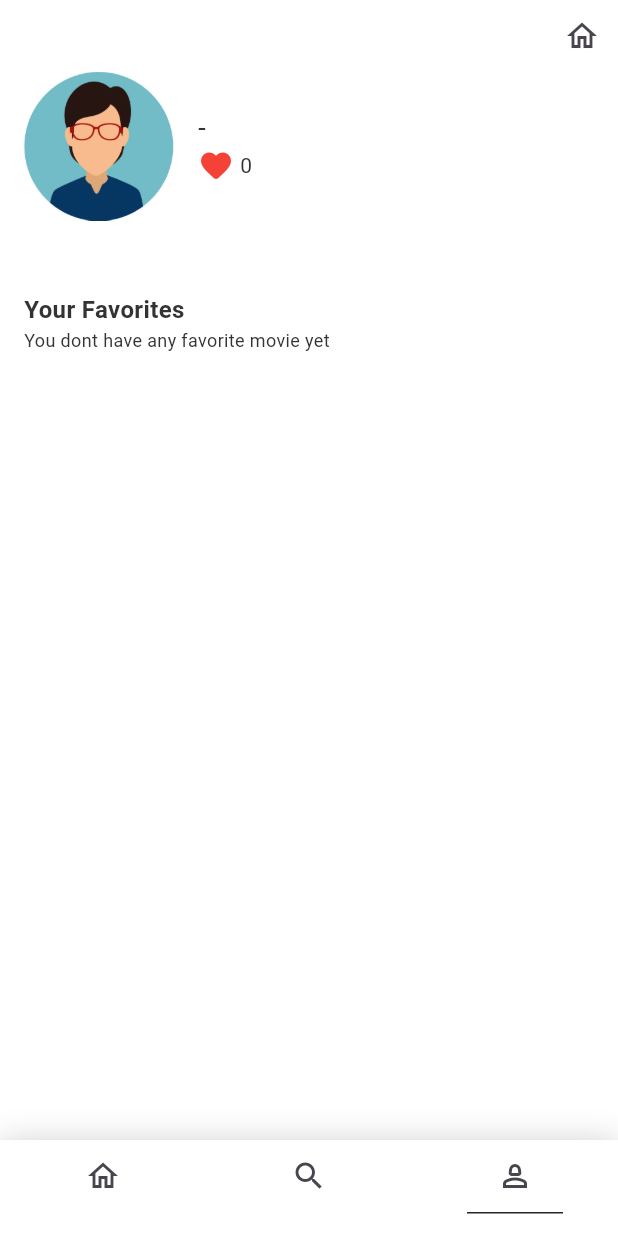
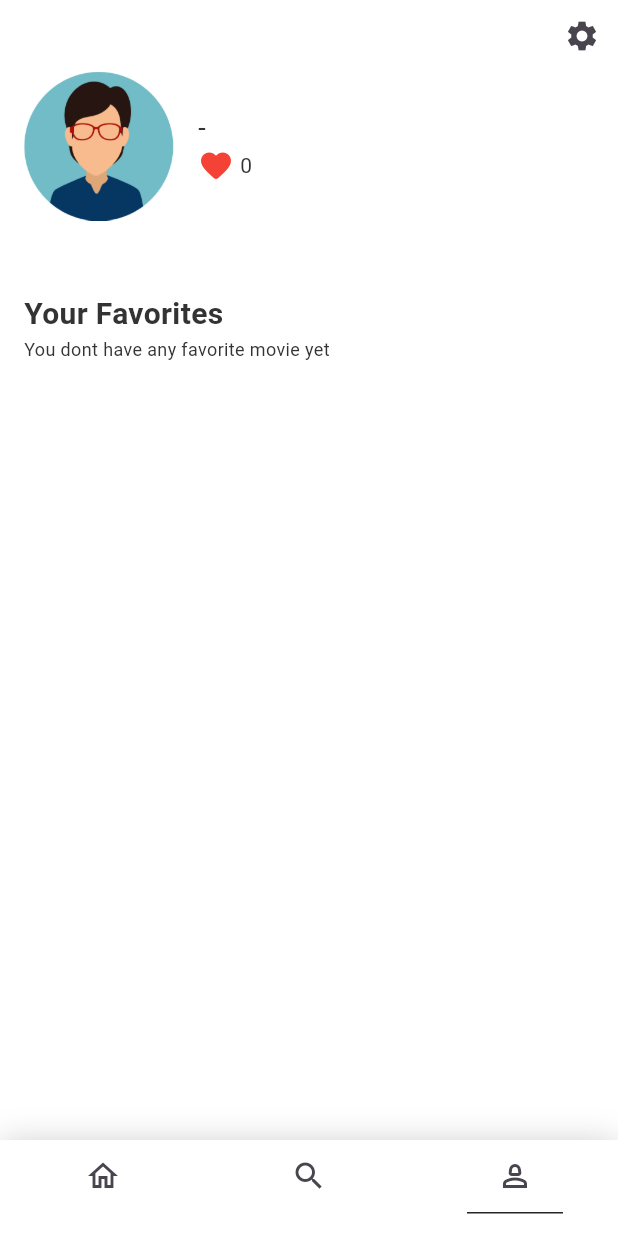
Before and after one commit to SamedHrmn/flumovie, a Flutter app: the FluBottomBarView screen opened directly, swiped to page 3, on a phone screen of 412 x 824 dp. Run offline on Flutter 3.47's test engine with Material 2 defaults, Android fonts, the light colour scheme and no system bars; our stand-ins replace carousel_slider, dio, easy_localization, flutter_bloc, flutter_dotenv, hydrated_bloc and 1 more; generated files the repository leaves out were written again; network calls fail.

Commit message:
fix paddings

```diff
--- a/lib/core/components/base/base_elevated_button.dart
+++ b/lib/core/components/base/base_elevated_button.dart
@@ -1,11 +1,12 @@
 import 'package:flutter/material.dart';
 
 class BaseElevatedButton extends StatelessWidget {
-  const BaseElevatedButton({super.key, required this.child, this.onPressed, this.backgroundColor});
+  const BaseElevatedButton({required this.child, super.key, this.onPressed, this.backgroundColor, this.radius = 12});
 
   final Widget child;
   final VoidCallback? onPressed;
   final Color? backgroundColor;
+  final double radius;
 
   @override
   Widget build(BuildContext context) {
@@ -13,6 +14,9 @@ class BaseElevatedButton extends StatelessWidget {
       onPressed: onPressed,
       style: ElevatedButton.styleFrom(
         backgroundColor: backgroundColor,
+        shape: RoundedRectangleBorder(
+          borderRadius: BorderRadius.circular(radius),
+        ),
       ),
       child: child,
     );
--- a/lib/core/components/custom/flu_icon_button.dart
+++ b/lib/core/components/custom/flu_icon_button.dart
@@ -6,6 +6,7 @@ enum FluIcon {
   back(18),
   home(24),
   search(24),
+  settings(24),
   profile(24);
 
   final double size;
@@ -20,6 +21,8 @@ enum FluIcon {
         return _icon(Icons.home_outlined, color);
       case FluIcon.search:
         return _icon(Icons.search_outlined, color);
+      case FluIcon.settings:
+        return _icon(Icons.settings, color);
       case FluIcon.profile:
         return _icon(Icons.person_2_outlined, color);
     }
--- a/lib/features/entry/onboard/onboard_view.dart
+++ b/lib/features/entry/onboard/onboard_view.dart
@@ -1,4 +1,3 @@
-// ignore_for_file: public_member_api_docs, sort_constructors_first
 import 'package:easy_localization/easy_localization.dart';
 import 'package:flumovie/core/components/custom/flu_circle_avatar.dart';
 import 'package:flumovie/core/components/custom/flu_primary_button.dart';
--- a/lib/features/entry/onboard/widget/nick_name_page.dart
+++ b/lib/features/entry/onboard/widget/nick_name_page.dart
@@ -12,7 +12,7 @@ class _NickNamePage extends StatelessWidget {
         const Spacer(),
         FluText(
           text: LocalizationConstants.onboard_howCanWeCallYou.tr(),
-          size: 16,
+          size: 20,
           weight: FluTextWeight.bold,
         ),
         Padding(
--- a/lib/features/profile/presentation/profile_view.dart
+++ b/lib/features/profile/presentation/profile_view.dart
@@ -4,13 +4,13 @@ import 'package:flumovie/core/components/custom/flu_network_image.dart';
 import 'package:flumovie/core/components/custom/flutext.dart';
 import 'package:flumovie/core/constants/localization_constant.dart';
 import 'package:flumovie/core/gen/assets.gen.dart';
-import 'package:flumovie/core/util/localization_manager.dart';
 import 'package:flumovie/core/util/navigation/navigation_manager.dart';
 import 'package:flumovie/features/detail/application/cubit/add_favorite_cubit.dart';
 import 'package:flumovie/features/detail/application/cubit/favorites_state.dart';
 import 'package:flumovie/features/detail/domain/movie_detail.dart';
 import 'package:flumovie/features/profile/application/profile_cubit.dart';
 import 'package:flumovie/features/profile/application/profile_dto.dart';
+import 'package:flumovie/features/profile/presentation/profile_view_mixin.dart';
 import 'package:flutter/material.dart';
 import 'package:flutter_bloc/flutter_bloc.dart';
 
@@ -21,80 +21,10 @@ class ProfileView extends StatefulWidget {
   State<ProfileView> createState() => _ProfileViewState();
 }
 
-class _ProfileViewState extends State<ProfileView> {
-  @override
-  void initState() {
-    super.initState();
-    WidgetsBinding.instance.addPostFrameCallback((timeStamp) {});
-  }
-
-  void showMenuWithDynamicPosition(BuildContext context, {required Map<String, List<String>> menuItems}) {
-    final button = context.findRenderObject() as RenderBox?;
-    if (button == null) return;
-
-    final offset = button.localToGlobal(Offset(0, button.size.height));
-    final position = RelativeRect.fromLTRB(
-      offset.dx,
-      offset.dy,
-      offset.dx + button.size.width,
-      offset.dy,
-    );
-
-    final menuEntries = menuItems.entries.map((entry) {
-      final submenuItems = entry.value.map((subItem) {
-        return PopupMenuItem<String>(
-          value: subItem,
-          child: Row(
-            children: [
-              Icon(
-                Icons.circle,
-                color: context.locale.languageCode == subItem ? Colors.green : Colors.transparent,
-                size: 12,
-              ),
-              MenuItemButton(
-                onPressed: () async {
-                  await LocalizationManager.instance.changeLanguage(context, Locale.fromSubtags(languageCode: subItem));
-                  if (!mounted) return;
-                  await NavigationManager.instance.goClearBackAll(des: FluNavigations.bottomBarView);
-                },
-                child: FluText(text: subItem),
-              ),
-            ],
-          ),
-        );
-      }).toList();
-
-      return PopupMenuItem<String>(
-        value: entry.key,
-        padding: EdgeInsets.zero,
-        child: SubmenuButton(
-          menuChildren: submenuItems,
-          alignmentOffset: Offset(-button.size.width, 24),
-          style: ElevatedButton.styleFrom(
-            shape: RoundedRectangleBorder(
-              borderRadius: BorderRadius.circular(12),
-            ),
-          ),
-          child: FluText(text: entry.key),
-        ),
-      );
-    }).toList();
-
-    showMenu<void>(
-      context: context,
-      position: position,
-      shape: RoundedRectangleBorder(
-        borderRadius: BorderRadius.circular(12),
-      ),
-      items: menuEntries,
-    );
-  }
-
+class _ProfileViewState extends State<ProfileView> with ProfileViewMixin {
   @override
   Widget build(BuildContext context) {
-    return GestureDetector(
-      onTap: () {},
-      child: Column(
+    return Column(
       crossAxisAlignment: CrossAxisAlignment.start,
       children: [
         Row(
@@ -102,17 +32,26 @@ class _ProfileViewState extends State<ProfileView> {
           crossAxisAlignment: CrossAxisAlignment.start,
           children: [
             profileInformationBuilder(),
-              Builder(
+            settingsButton(),
+          ],
+        ),
+        favorites(),
+      ],
+    );
+  }
+
+  Builder settingsButton() {
+    return Builder(
       builder: (context) {
         return FluIconButton(
-                    icon: FluIcon.home,
+          icon: FluIcon.settings,
           onPressed: () {
             showMenuWithDynamicPosition(
               context,
               menuItems: {
                 LocalizationConstants.profile_languageSettings.tr(): context.supportedLocales
                     .map(
-                                (e) => e.toLanguageTag(),
+                      (e) => e.toLanguageTag().toUpperCase(),
                     )
                     .toList(),
               },
@@ -120,12 +59,6 @@ class _ProfileViewState extends State<ProfileView> {
           },
         );
       },
-              ),
-            ],
-          ),
-          favorites(),
-        ],
-      ),
     );
   }
 
@@ -180,7 +113,7 @@ class _ProfileViewState extends State<ProfileView> {
       padding: const EdgeInsets.symmetric(horizontal: 16),
       child: FluText(
         text: LocalizationConstants.profile_yourFavorites.tr(),
-        size: 16,
+        size: 20,
         weight: FluTextWeight.bold,
       ),
     );
--- a/lib/features/search/presentation/search_movie_view.dart
+++ b/lib/features/search/presentation/search_movie_view.dart
@@ -151,7 +151,7 @@ class _SearchResultGrid extends StatelessWidget {
   @override
   Widget build(BuildContext context) {
     return GridView.builder(
-      padding: const EdgeInsets.symmetric(vertical: 24),
+      padding: const EdgeInsets.symmetric(vertical: 24, horizontal: 16),
       shrinkWrap: true,
       gridDelegate: const SliverGridDelegateWithFixedCrossAxisCount(
         crossAxisCount: 2,
```
Also changed, not shown: lib/core/components/custom/flu_circular_loader.dart (added, +17 -0 lines), lib/features/entry/onboard/widget/profile_avatar_page.dart (+23 -7 lines), lib/features/home/movie_home_view.dart (+16 -4 lines), lib/features/home/upcoming/domain/upcoming_movies.dart (+1 -12 lines), lib/features/profile/presentation/profile_view_mixin.dart (added, +70 -0 lines), lib/main.dart (+8 -2 lines). Lines whose indentation alone changed are shown as unchanged.
